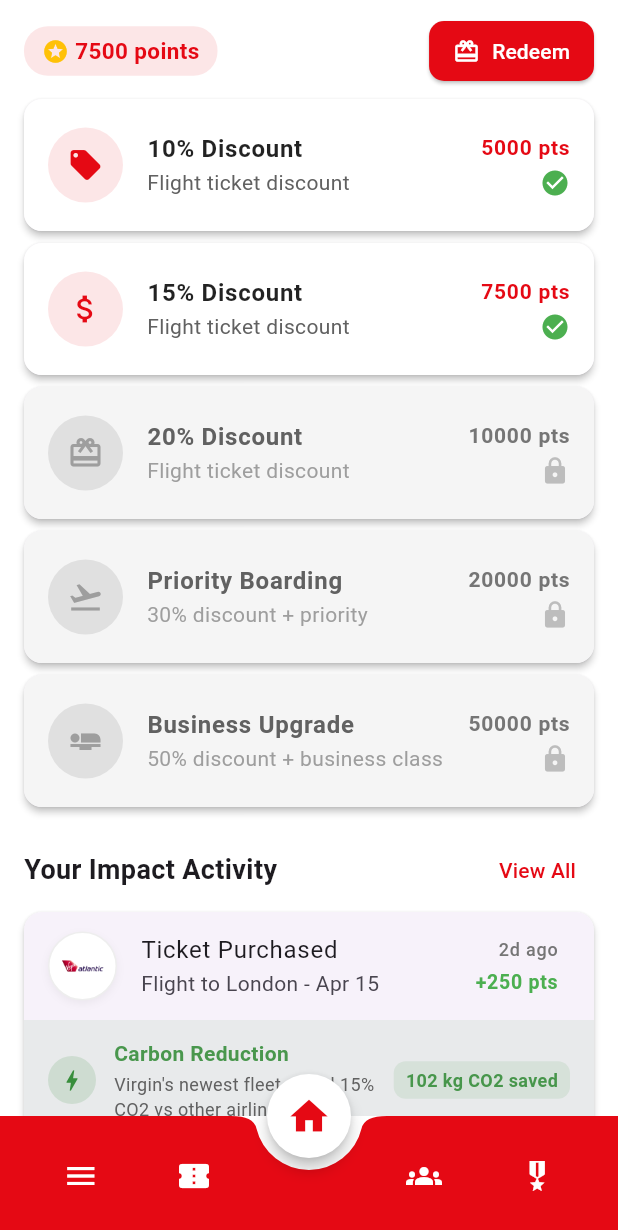
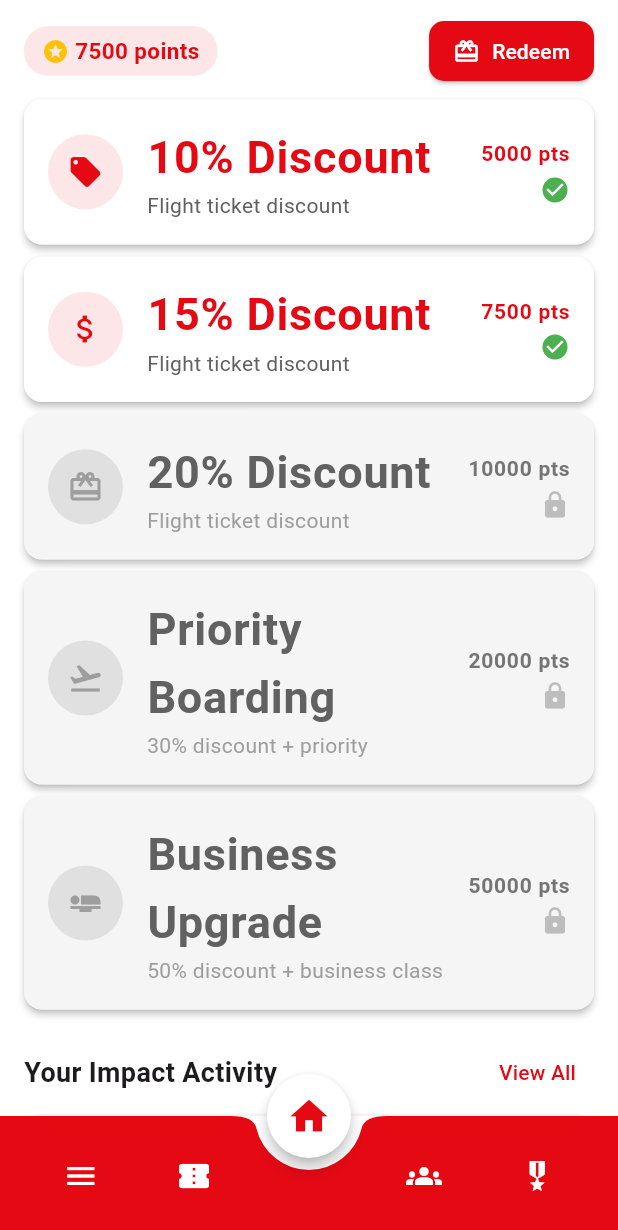
Before and after one commit to PulgaLuca/StartHack_Virgin_25, a Flutter app: the HomePage screen opened directly, scrolled down 576 dp, on a phone screen of 412 x 824 dp. Shown: the top 1230 px of the screen. Run offline on Flutter 3.47's test engine with Material 3 defaults, Android fonts, the phone set to English and light mode, and no system bars; our stand-ins replace video_player; missing offline and left inert: encrypt, mobile_scanner.

Commit message:
wow factor

```diff
--- a/virgin_app/lib/home_page.dart
+++ b/virgin_app/lib/home_page.dart
@@ -492,9 +492,9 @@ class _HomeContentState extends State<HomeContent> {
                       title: Text(
                         reward['title'],
                         style: TextStyle(
-                          fontSize: 16,
+                          fontSize: 30,
                           fontWeight: FontWeight.bold,
-                          color: isUnlocked ? Colors.black87 : Colors.grey[700],
+                          color: isUnlocked ? virginRed : Colors.grey[700],
                         ),
                       ),
                       subtitle: Text(
```
